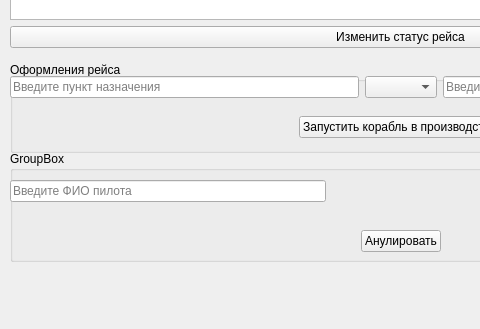
Old version of the form cosmo_main.ui in the repository raines3/qtqt; both pictures show x 0 to 480 and y 268 to 597 of the 811 by 597 pixel window.
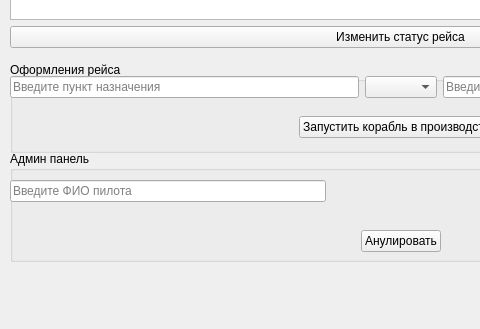
New version of the form.

Patch:
```diff
--- a/cosmo_main.ui
+++ b/cosmo_main.ui
@@ -179,7 +179,7 @@
      </rect>
     </property>
     <property name="title">
-     <string>GroupBox</string>
+     <string>Админ панель</string>
     </property>
     <widget class="QWidget" name="horizontalLayoutWidget_4">
      <property name="geometry">
```
Left out of the diff: 6 changed lines with no effect on the pictures.
